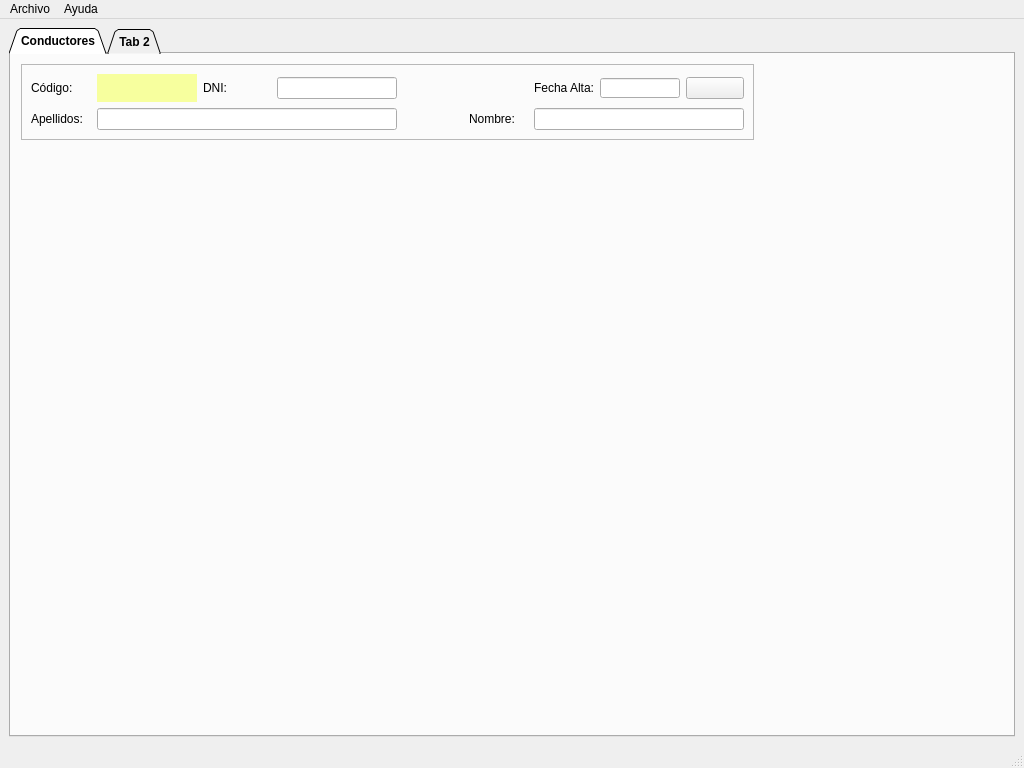
braisd11/CarTeis, file MainWindow.ui: the form before one commit.
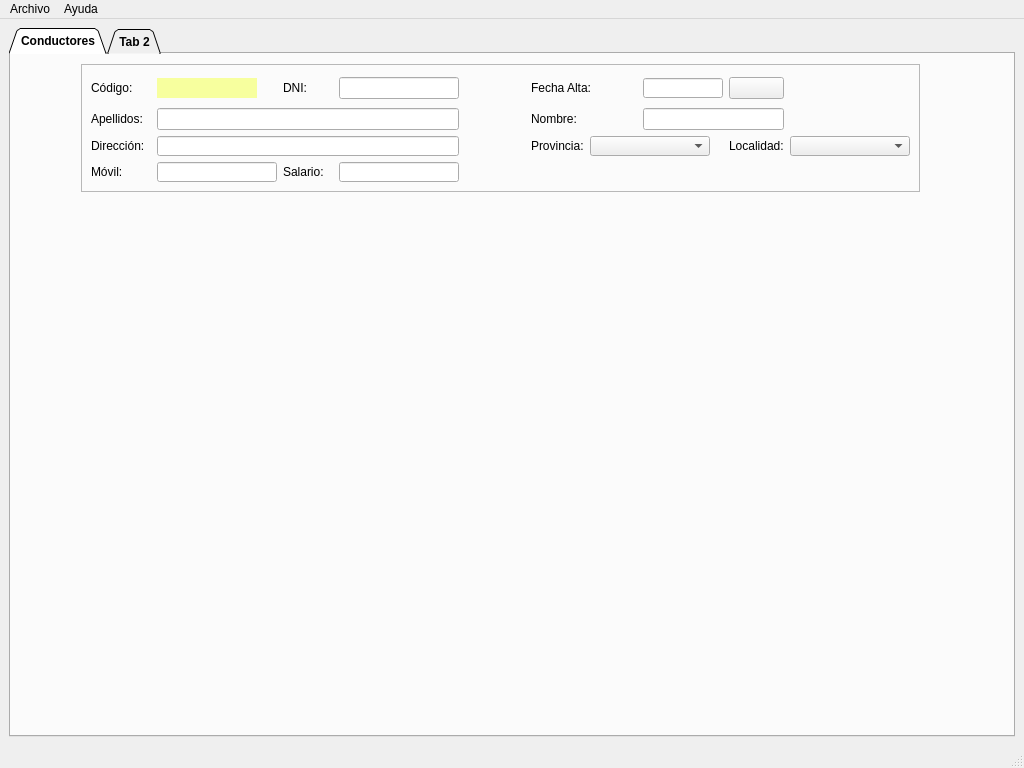
The form after the commit. Icons and pictures are not drawn.

```diff
--- a/MainWindow.ui
+++ b/MainWindow.ui
@@ -79,10 +79,10 @@
        <widget class="QFrame" name="frame">
         <property name="geometry">
          <rect>
-          <x>10</x>
+          <x>70</x>
           <y>10</y>
-          <width>733</width>
-          <height>76</height>
+          <width>839</width>
+          <height>128</height>
          </rect>
         </property>
         <property name="frameShape">
@@ -105,54 +105,14 @@
            </property>
           </widget>
          </item>
-         <item row="0" column="8">
-          <widget class="QPushButton" name="btnCalendar">
-           <property name="text">
-            <string/>
-           </property>
-           <property name="icon">
-            <iconset>
-             <normaloff>img/calendar.ico</normaloff>img/calendar.ico</iconset>
-           </property>
-          </widget>
-         </item>
-         <item row="1" column="0">
-          <widget class="QLabel" name="lblApel">
-           <property name="minimumSize">
-            <size>
-             <width>60</width>
-             <height>20</height>
-            </size>
-           </property>
-           <property name="text">
-            <string>Apellidos:</string>
-           </property>
-          </widget>
-         </item>
-         <item row="0" column="7">
-          <widget class="QLineEdit" name="txtFechaAlta">
-           <property name="sizePolicy">
-            <sizepolicy hsizetype="Fixed" vsizetype="Fixed">
-             <horstretch>80</horstretch>
-             <verstretch>20</verstretch>
-            </sizepolicy>
-           </property>
-           <property name="minimumSize">
-            <size>
-             <width>80</width>
-             <height>20</height>
-            </size>
-           </property>
-           <property name="maximumSize">
-            <size>
-             <width>80</width>
-             <height>20</height>
-            </size>
-           </property>
-          </widget>
-         </item>
          <item row="0" column="1">
           <widget class="QLabel" name="lblCodBD">
+           <property name="sizePolicy">
+            <sizepolicy hsizetype="Fixed" vsizetype="Fixed">
+             <horstretch>0</horstretch>
+             <verstretch>0</verstretch>
+            </sizepolicy>
+           </property>
            <property name="minimumSize">
             <size>
              <width>100</width>
@@ -170,6 +130,25 @@
            </property>
           </widget>
          </item>
+         <item row="0" column="2">
+          <widget class="QLabel" name="lblDNI">
+           <property name="sizePolicy">
+            <sizepolicy hsizetype="Fixed" vsizetype="Fixed">
+             <horstretch>0</horstretch>
+             <verstretch>0</verstretch>
+            </sizepolicy>
+           </property>
+           <property name="minimumSize">
+            <size>
+             <width>50</width>
+             <height>20</height>
+            </size>
+           </property>
+           <property name="text">
+            <string>DNI:</string>
+           </property>
+          </widget>
+         </item>
          <item row="0" column="3">
           <widget class="QLineEdit" name="txtDNI">
            <property name="sizePolicy">
@@ -189,33 +168,6 @@
            </property>
           </widget>
          </item>
-         <item row="1" column="6" colspan="3">
-          <widget class="QLineEdit" name="txtNombre"/>
-         </item>
-         <item row="0" column="6">
-          <widget class="QLabel" name="lblFechaAlta">
-           <property name="text">
-            <string>Fecha Alta:</string>
-           </property>
-          </widget>
-         </item>
-         <item row="1" column="1" colspan="3">
-          <widget class="QLineEdit" name="txtApel">
-           <property name="minimumSize">
-            <size>
-             <width>300</width>
-             <height>20</height>
-            </size>
-           </property>
-          </widget>
-         </item>
-         <item row="1" column="5">
-          <widget class="QLabel" name="lblNombre">
-           <property name="text">
-            <string>Nombre:</string>
-           </property>
-          </widget>
-         </item>
          <item row="0" column="4">
           <widget class="QLabel" name="lblValidarDNI">
            <property name="sizePolicy">
@@ -250,16 +202,203 @@
            </property>
           </widget>
          </item>
-         <item row="0" column="2">
-          <widget class="QLabel" name="lblDNI">
+         <item row="0" column="5" colspan="2">
+          <widget class="QLabel" name="lblFechaAlta">
+           <property name="text">
+            <string>Fecha Alta:</string>
+           </property>
+          </widget>
+         </item>
+         <item row="0" column="7">
+          <widget class="QLineEdit" name="txtFechaAlta">
+           <property name="sizePolicy">
+            <sizepolicy hsizetype="Fixed" vsizetype="Fixed">
+             <horstretch>80</horstretch>
+             <verstretch>20</verstretch>
+            </sizepolicy>
+           </property>
            <property name="minimumSize">
             <size>
-             <width>50</width>
+             <width>80</width>
              <height>20</height>
             </size>
            </property>
+           <property name="maximumSize">
+            <size>
+             <width>80</width>
+             <height>20</height>
+            </size>
+           </property>
+          </widget>
+         </item>
+         <item row="0" column="8">
+          <widget class="QPushButton" name="btnCalendar">
            <property name="text">
-            <string>DNI:</string>
+            <string/>
+           </property>
+           <property name="icon">
+            <iconset>
+             <normaloff>img/calendar.ico</normaloff>img/calendar.ico</iconset>
+           </property>
+          </widget>
+         </item>
+         <item row="1" column="0">
+          <widget class="QLabel" name="lblApel">
+           <property name="minimumSize">
+            <size>
+             <width>60</width>
+             <height>20</height>
+            </size>
+           </property>
+           <property name="text">
+            <string>Apellidos:</string>
+           </property>
+          </widget>
+         </item>
+         <item row="1" column="1" colspan="3">
+          <widget class="QLineEdit" name="txtApel">
+           <property name="minimumSize">
+            <size>
+             <width>300</width>
+             <height>20</height>
+            </size>
+           </property>
+          </widget>
+         </item>
+         <item row="1" column="5">
+          <widget class="QLabel" name="lblNombre">
+           <property name="text">
+            <string>Nombre:</string>
+           </property>
+          </widget>
+         </item>
+         <item row="1" column="7" colspan="2">
+          <widget class="QLineEdit" name="txtNombre"/>
+         </item>
+         <item row="2" column="0">
+          <widget class="QLabel" name="lblDirDriver">
+           <property name="text">
+            <string>Dirección:</string>
+           </property>
+          </widget>
+         </item>
+         <item row="2" column="1" colspan="3">
+          <widget class="QLineEdit" name="txtDirDriver">
+           <property name="minimumSize">
+            <size>
+             <width>300</width>
+             <height>20</height>
+            </size>
+           </property>
+          </widget>
+         </item>
+         <item row="2" column="5">
+          <widget class="QLabel" name="lblProv">
+           <property name="text">
+            <string>Provincia:</string>
+           </property>
+          </widget>
+         </item>
+         <item row="2" column="6" colspan="2">
+          <widget class="QComboBox" name="cmbLocalidad_2">
+           <property name="sizePolicy">
+            <sizepolicy hsizetype="Preferred" vsizetype="Fixed">
+             <horstretch>120</horstretch>
+             <verstretch>20</verstretch>
+            </sizepolicy>
+           </property>
+           <property name="minimumSize">
+            <size>
+             <width>120</width>
+             <height>20</height>
+            </size>
+           </property>
+           <property name="maximumSize">
+            <size>
+             <width>120</width>
+             <height>20</height>
+            </size>
+           </property>
+          </widget>
+         </item>
+         <item row="2" column="8">
+          <widget class="QLabel" name="lblLoc">
+           <property name="text">
+            <string>Localidad:</string>
+           </property>
+          </widget>
+         </item>
+         <item row="2" column="9">
+          <widget class="QComboBox" name="cmbLocalidad">
+           <property name="sizePolicy">
+            <sizepolicy hsizetype="Preferred" vsizetype="Fixed">
+             <horstretch>120</horstretch>
+             <verstretch>20</verstretch>
+            </sizepolicy>
+           </property>
+           <property name="minimumSize">
+            <size>
+             <width>120</width>
+             <height>20</height>
+            </size>
+           </property>
+           <property name="maximumSize">
+            <size>
+             <width>120</width>
+             <height>20</height>
+            </size>
+           </property>
+          </widget>
+         </item>
+         <item row="3" column="0">
+          <widget class="QLabel" name="lblMovilDriver">
+           <property name="text">
+            <string>Móvil:</string>
+           </property>
+          </widget>
+         </item>
+         <item row="3" column="1">
+          <widget class="QLineEdit" name="txtMovilDriver">
+           <property name="sizePolicy">
+            <sizepolicy hsizetype="Fixed" vsizetype="Fixed">
+             <horstretch>0</horstretch>
+             <verstretch>0</verstretch>
+            </sizepolicy>
+           </property>
+           <property name="minimumSize">
+            <size>
+             <width>120</width>
+             <height>20</height>
+            </size>
+           </property>
+           <property name="alignment">
+            <set>Qt::AlignCenter</set>
+           </property>
+          </widget>
+         </item>
+         <item row="3" column="2">
+          <widget class="QLabel" name="lblSalario">
+           <property name="text">
+            <string>Salario:</string>
+           </property>
+          </widget>
+         </item>
+         <item row="3" column="3">
+          <widget class="QLineEdit" name="txtSalario">
+           <property name="sizePolicy">
+            <sizepolicy hsizetype="Fixed" vsizetype="Fixed">
+             <horstretch>0</horstretch>
+             <verstretch>0</verstretch>
+            </sizepolicy>
+           </property>
+           <property name="minimumSize">
+            <size>
+             <width>120</width>
+             <height>20</height>
+            </size>
+           </property>
+           <property name="alignment">
+            <set>Qt::AlignCenter</set>
            </property>
           </widget>
          </item>
```
